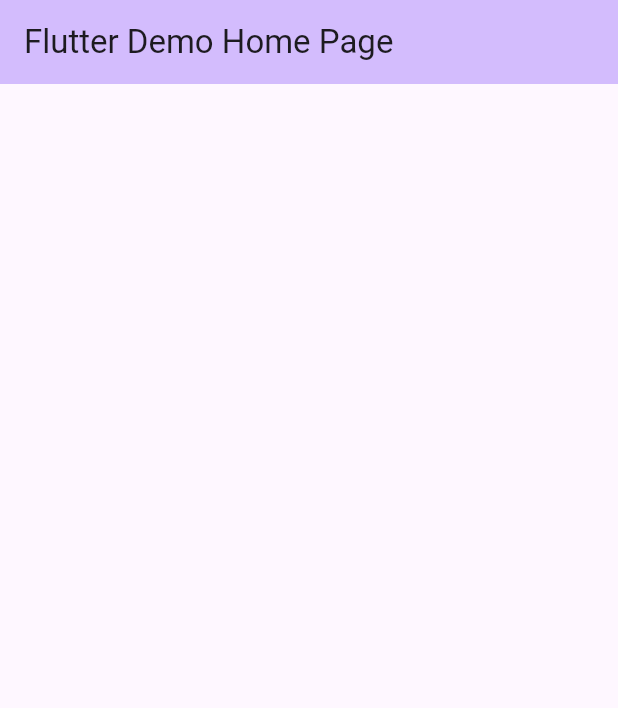
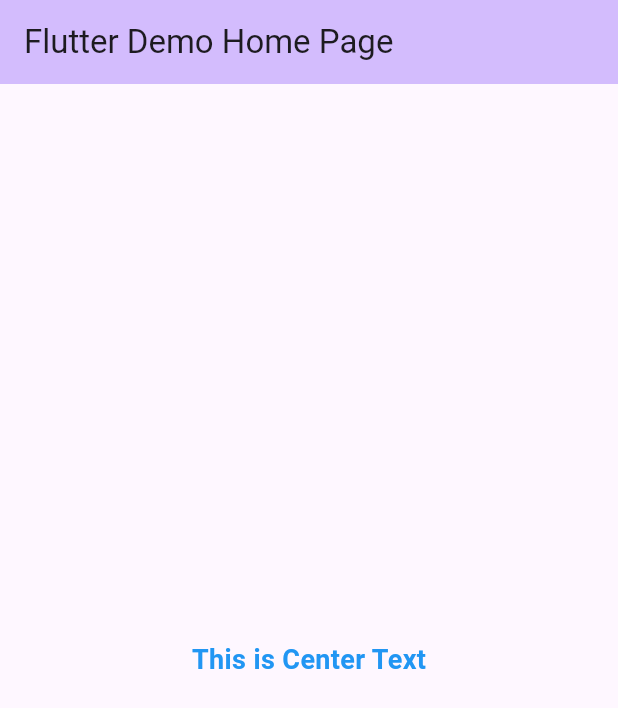
Before and after one commit to firadfd/flutter_learning, a Flutter app: the screen it shows after launch, on a phone screen of 412 x 824 dp. Shown: the top 708 px of the screen. Run offline on Flutter 3.47's test engine with Material 3 defaults, Android fonts, the phone set to English and light mode, and no system bars.

Commit message:
center widget basic

```diff
--- a/lib/main.dart
+++ b/lib/main.dart
@@ -23,6 +23,7 @@ class MyApp extends StatelessWidget {
 
 class MyHomePage extends StatefulWidget {
   const MyHomePage({super.key, required this.title});
+
   final String title;
 
   @override
@@ -37,6 +38,12 @@ class _MyHomePageState extends State<MyHomePage> {
           backgroundColor: Theme.of(context).colorScheme.inversePrimary,
           title: Text(widget.title),
         ),
-        body: Container());
+        body: const Center(
+            child: Text(
+          'This is Center Text',
+          style: TextStyle(color: Colors.blue,fontSize:18,fontWeight:FontWeight.bold),
+        )
+        )
+    );
   }
 }
```
